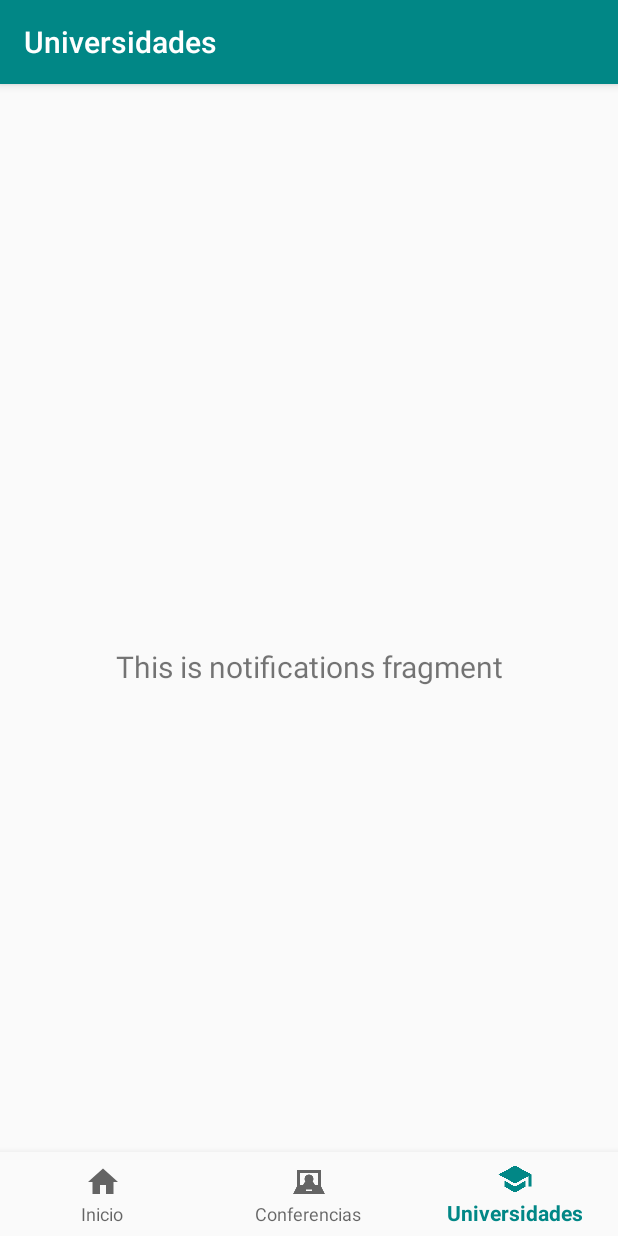
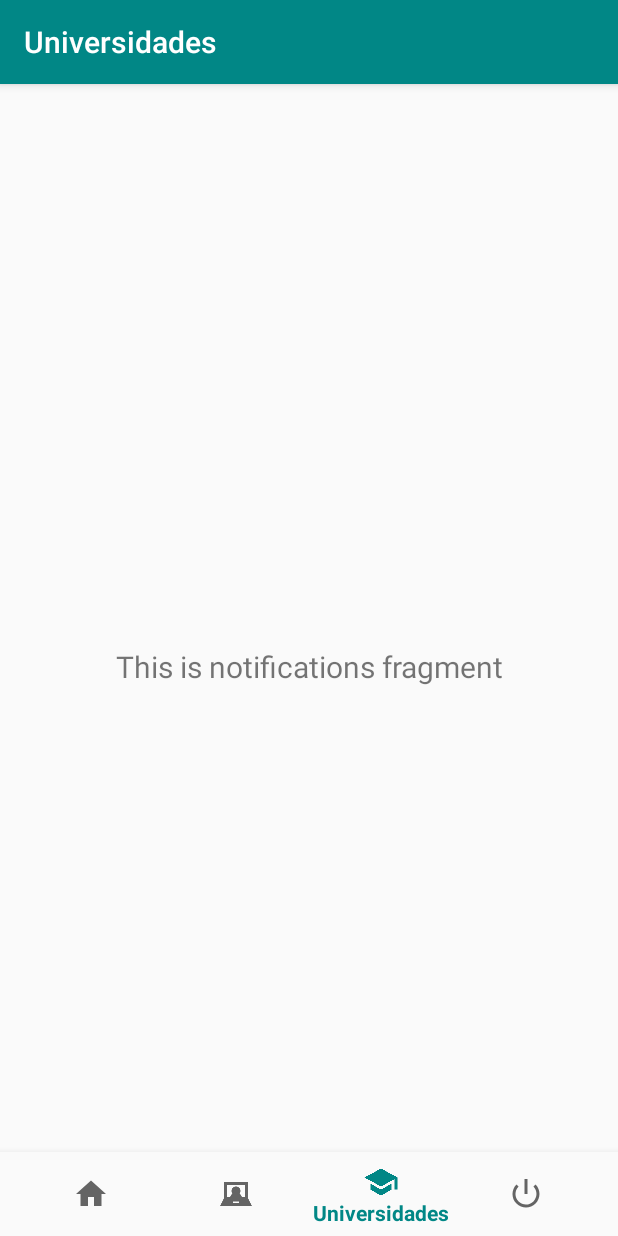
Before and after one commit to Dany3010/Feria_Universidades, an Android app: the screen it shows after launch (Feria_universitaria), item 3 of the bottom bar chosen, on a phone screen of 412 x 824 dp. Run offline under Robolectric (Android 15) with nearby library versions, the phone set to English and light mode, and no system bars; our stand-ins replace navigation-ui.

Commit message:
Fragment login agegado (tambien al menu)

```diff
--- a/app/build.gradle
+++ b/app/build.gradle
@@ -30,6 +30,7 @@ dependencies {
     implementation 'androidx.navigation:navigation-fragment:2.3.1'
     implementation 'androidx.navigation:navigation-ui:2.3.1'
     implementation 'androidx.lifecycle:lifecycle-extensions:2.2.0'
+    implementation 'androidx.annotation:annotation:1.1.0'
     testImplementation 'junit:junit:4.12'
     androidTestImplementation 'androidx.test.ext:junit:1.1.2'
     androidTestImplementation 'androidx.test.espresso:espresso-core:3.3.0'
--- a/app/src/main/res/menu/bottom_nav_menu.xml
+++ b/app/src/main/res/menu/bottom_nav_menu.xml
@@ -16,4 +16,9 @@
         android:icon="@drawable/school"
         android:title="Universidades" />
 
+    <item
+        android:id="@+id/navigation_login"
+        android:icon="@android:drawable/ic_lock_power_off"
+        android:title="Usuario" />
+
 </menu>
--- a/app/src/main/res/navigation/mobile_navigation.xml
+++ b/app/src/main/res/navigation/mobile_navigation.xml
@@ -22,4 +22,10 @@
         android:name="com.example.feria_universidades.ui.notifications.NotificationsFragment"
         android:label="Universidades"
         tools:layout="@layout/fragment_notifications" />
+
+    <fragment
+        android:id="@+id/navigation_login"
+        android:name="com.example.feria_universidades.ui.login.LoginFragment"
+        android:label="Usuario"
+        tools:layout="@layout/fragment_login" />
 </navigation>
--- a/app/src/main/res/values/dimens.xml
+++ b/app/src/main/res/values/dimens.xml
@@ -2,4 +2,7 @@
     <!-- Default screen margins, per the Android Design guidelines. -->
     <dimen name="activity_horizontal_margin">16dp</dimen>
     <dimen name="activity_vertical_margin">16dp</dimen>
+    <!-- Default screen margins, per the Android Design guidelines. -->
+    <dimen name="fragment_horizontal_margin">16dp</dimen>
+    <dimen name="fragment_vertical_margin">16dp</dimen>
 </resources>
```
Also changed, not shown: app/src/main/res/values/strings.xml (+9 -0 lines).
